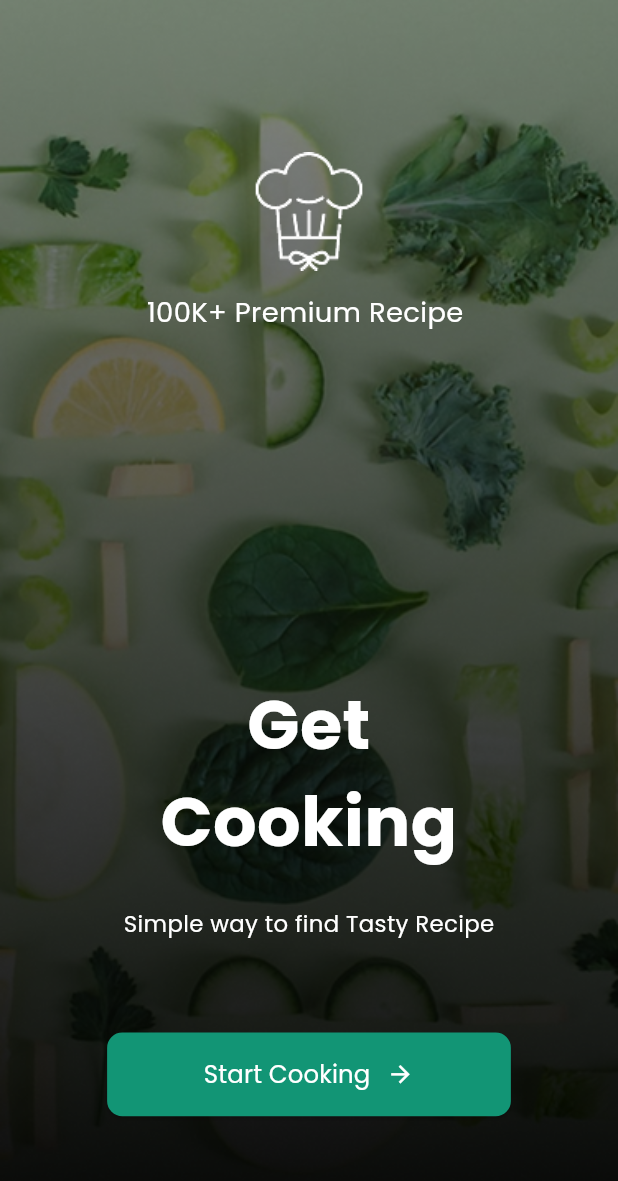
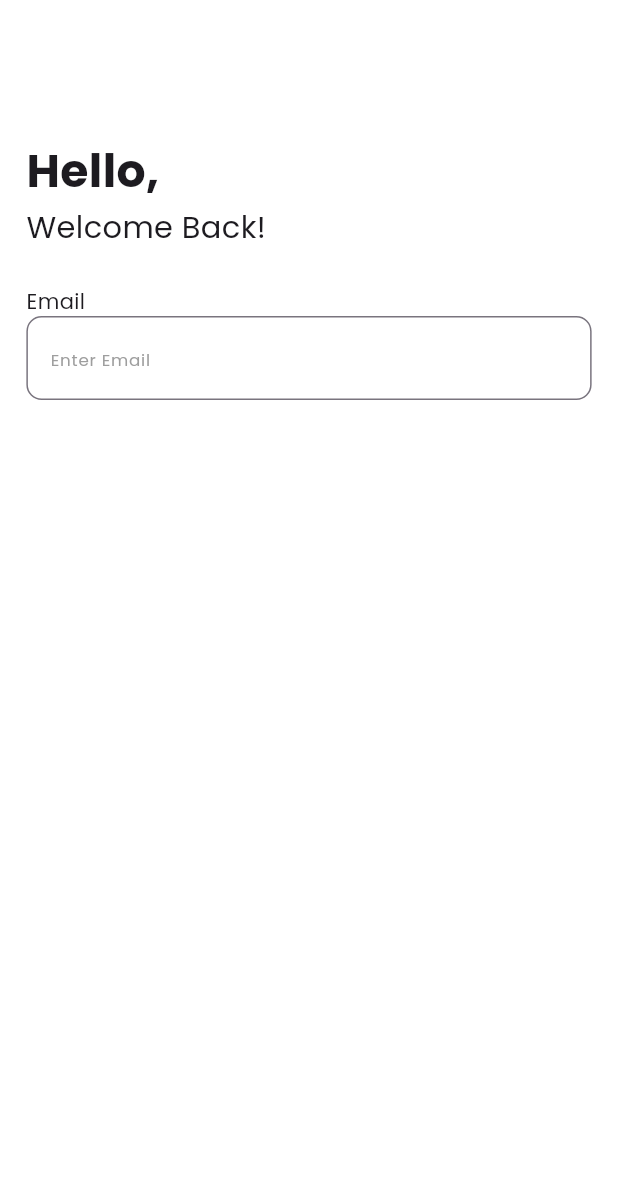
Before and after one commit to MohamedGomaa201/Food_Recipes, a Flutter app: the screen it shows after launch, after a tap on "Start Cooking", on a phone screen of 412 x 824 dp. Shown: the top 1181 px of the screen. Run offline on Flutter 3.47's test engine with Material 3 defaults, Android fonts, the phone set to English and light mode, and no system bars; our stand-ins replace flutter_screenutil.

Commit message:
Working on Sign-in View

```diff
--- /dev/null
+++ b/lib/views/signin_view.dart
@@ -0,0 +1,42 @@
+import 'package:flutter/material.dart';
+import 'package:flutter_screenutil/flutter_screenutil.dart';
+
+class SigninView extends StatelessWidget {
+  const SigninView({super.key});
+
+  @override
+  Widget build(BuildContext context) {
+    return Scaffold(
+      body: Padding(
+        padding: EdgeInsets.symmetric(horizontal: 16.w, vertical: 16.h),
+        child: Column(
+          crossAxisAlignment: CrossAxisAlignment.start,
+          children: [
+            SizedBox(height: 75.h),
+            Text(
+              "Hello,",
+              style: TextStyle(fontSize: 30.sp, fontWeight: FontWeight.bold),
+            ),
+            Text("Welcome Back!", style: TextStyle(fontSize: 20.sp)),
+            SizedBox(height: 25.h),
+            Column(
+              crossAxisAlignment: CrossAxisAlignment.start,
+              children: [
+                Text("Email"),
+                TextField(
+                  decoration: InputDecoration(
+                    border: OutlineInputBorder(
+                      borderRadius: BorderRadius.circular(10.sp),
+                    ),
+                    hintText: "Enter Email",
+                    hintStyle: TextStyle(color: Colors.grey, fontSize: 11.sp),
+                  ),
+                ),
+              ],
+            ),
+          ],
+        ),
+      ),
+    );
+  }
+}
--- a/lib/views/splash_view.dart
+++ b/lib/views/splash_view.dart
@@ -56,10 +56,10 @@ class SplashView extends StatelessWidget {
                   backgroundColor: WidgetStatePropertyAll(mainColor),
                 ),
                 onPressed: () {
-                  // Navigator.push(
-                  //   context,
-                  //   MaterialPageRoute(builder: (context) => SigninView()),
-                  // );
+                  Navigator.push(
+                    context,
+                    MaterialPageRoute(builder: (context) => SigninView()),
+                  );
                 },
                 child: Row(
                   mainAxisAlignment: MainAxisAlignment.center,
```
